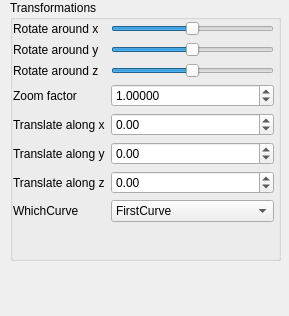
First picture: the form in QtFramework/GUI/SideWidget.ui, repository kjozsef84/Grafika, before the edit.
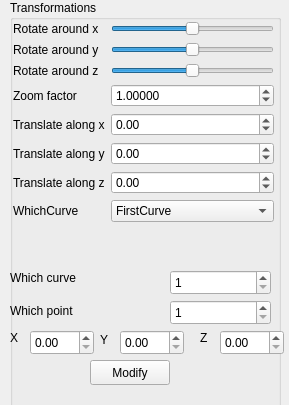
Second picture: the form after the edit.

What changed in the file:
```diff
--- a/QtFramework/GUI/SideWidget.ui
+++ b/QtFramework/GUI/SideWidget.ui
@@ -7,7 +7,7 @@
     <x>0</x>
     <y>0</y>
     <width>289</width>
-    <height>316</height>
+    <height>405</height>
    </rect>
   </property>
   <property name="sizePolicy">
@@ -31,7 +31,7 @@
      <x>10</x>
      <y>0</y>
      <width>271</width>
-     <height>261</height>
+     <height>411</height>
     </rect>
    </property>
    <property name="title">
@@ -43,7 +43,7 @@
       <x>3</x>
       <y>21</y>
       <width>261</width>
-      <height>259</height>
+      <height>371</height>
      </rect>
     </property>
     <layout class="QFormLayout" name="formLayout">
@@ -255,6 +255,146 @@
      </item>
     </layout>
    </widget>
+   <widget class="QPushButton" name="button1">
+    <property name="geometry">
+     <rect>
+      <x>80</x>
+      <y>360</y>
+      <width>80</width>
+      <height>25</height>
+     </rect>
+    </property>
+    <property name="text">
+     <string>Modify</string>
+    </property>
+   </widget>
+  </widget>
+  <widget class="QSpinBox" name="curveSpinBox">
+   <property name="geometry">
+    <rect>
+     <x>170</x>
+     <y>270</y>
+     <width>101</width>
+     <height>25</height>
+    </rect>
+   </property>
+   <property name="minimum">
+    <number>1</number>
+   </property>
+  </widget>
+  <widget class="QLabel" name="label_9">
+   <property name="geometry">
+    <rect>
+     <x>10</x>
+     <y>270</y>
+     <width>131</width>
+     <height>16</height>
+    </rect>
+   </property>
+   <property name="text">
+    <string>Which curve</string>
+   </property>
+  </widget>
+  <widget class="QLabel" name="label_10">
+   <property name="geometry">
+    <rect>
+     <x>10</x>
+     <y>300</y>
+     <width>141</width>
+     <height>21</height>
+    </rect>
+   </property>
+   <property name="text">
+    <string>Which point</string>
+   </property>
+  </widget>
+  <widget class="QLabel" name="label_11">
+   <property name="geometry">
+    <rect>
+     <x>10</x>
+     <y>330</y>
+     <width>16</width>
+     <height>16</height>
+    </rect>
+   </property>
+   <property name="text">
+    <string>X</string>
+   </property>
+  </widget>
+  <widget class="QLabel" name="label_12">
+   <property name="geometry">
+    <rect>
+     <x>100</x>
+     <y>330</y>
+     <width>21</width>
+     <height>20</height>
+    </rect>
+   </property>
+   <property name="text">
+    <string>Y</string>
+   </property>
+  </widget>
+  <widget class="QLabel" name="label_13">
+   <property name="geometry">
+    <rect>
+     <x>200</x>
+     <y>330</y>
+     <width>21</width>
+     <height>16</height>
+    </rect>
+   </property>
+   <property name="text">
+    <string>Z</string>
+   </property>
+  </widget>
+  <widget class="QDoubleSpinBox" name="xDoubleSpinBox">
+   <property name="geometry">
+    <rect>
+     <x>30</x>
+     <y>330</y>
+     <width>64</width>
+     <height>25</height>
+    </rect>
+   </property>
+  </widget>
+  <widget class="QDoubleSpinBox" name="yDoubleSpinBox">
+   <property name="geometry">
+    <rect>
+     <x>120</x>
+     <y>330</y>
+     <width>64</width>
+     <height>25</height>
+    </rect>
+   </property>
+  </widget>
+  <widget class="QDoubleSpinBox" name="zDoubleSpinBox">
+   <property name="geometry">
+    <rect>
+     <x>220</x>
+     <y>330</y>
+     <width>64</width>
+     <height>25</height>
+    </rect>
+   </property>
+  </widget>
+  <widget class="QSpinBox" name="pointSpinBox">
+   <property name="geometry">
+    <rect>
+     <x>170</x>
+     <y>300</y>
+     <width>101</width>
+     <height>25</height>
+    </rect>
+   </property>
+   <property name="minimum">
+    <number>1</number>
+   </property>
+   <property name="maximum">
+    <number>4</number>
+   </property>
+   <property name="value">
+    <number>1</number>
+   </property>
   </widget>
  </widget>
  <resources/>
```
